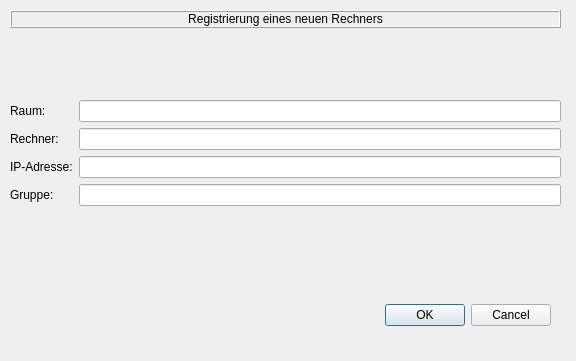
This is linbo_gui/registrierungsdialog.ui in linuxmuster/linuxmuster-linbo as Qt 5 draws it before an edit. The edited form follows.
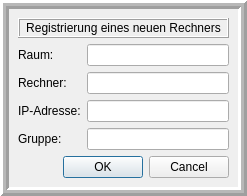
This is the edited form.

Commit message: remove linboRegisterBox, add registrierungsdialog changes

What changed in the file:
```diff
--- a/linbo_gui/registrierungsdialog.ui
+++ b/linbo_gui/registrierungsdialog.ui
@@ -6,39 +6,44 @@
    <rect>
     <x>0</x>
     <y>0</y>
-    <width>576</width>
-    <height>361</height>
+    <width>247</width>
+    <height>196</height>
    </rect>
   </property>
   <property name="windowTitle">
    <string>Dialog</string>
   </property>
-  <widget class="QDialogButtonBox" name="buttonBox">
-   <property name="geometry">
-    <rect>
-     <x>20</x>
-     <y>280</y>
-     <width>531</width>
-     <height>71</height>
-    </rect>
-   </property>
-   <property name="orientation">
-    <enum>Qt::Horizontal</enum>
-   </property>
-   <property name="standardButtons">
-    <set>QDialogButtonBox::Cancel|QDialogButtonBox::Ok</set>
-   </property>
-  </widget>
-  <widget class="QWidget" name="verticalLayoutWidget">
-   <property name="geometry">
-    <rect>
-     <x>10</x>
-     <y>10</y>
-     <width>551</width>
-     <height>261</height>
-    </rect>
-   </property>
    <layout class="QVBoxLayout" name="verticalLayout">
+   <property name="spacing">
+    <number>0</number>
+   </property>
+   <property name="leftMargin">
+    <number>0</number>
+   </property>
+   <property name="topMargin">
+    <number>0</number>
+   </property>
+   <property name="rightMargin">
+    <number>0</number>
+   </property>
+   <property name="bottomMargin">
+    <number>0</number>
+   </property>
+   <item>
+    <widget class="QFrame" name="frame">
+     <property name="frameShape">
+      <enum>QFrame::Box</enum>
+     </property>
+     <property name="frameShadow">
+      <enum>QFrame::Raised</enum>
+     </property>
+     <property name="lineWidth">
+      <number>3</number>
+     </property>
+     <property name="midLineWidth">
+      <number>3</number>
+     </property>
+     <layout class="QVBoxLayout" name="verticalLayout_2">
     <item>
      <widget class="QLabel" name="label">
       <property name="frameShape">
@@ -57,76 +62,90 @@
     </item>
     <item>
      <layout class="QFormLayout" name="formLayout">
-      <item row="1" column="0">
+        <item row="0" column="0">
        <widget class="QLabel" name="label_2">
         <property name="text">
          <string>Raum:</string>
         </property>
        </widget>
       </item>
-      <item row="2" column="0">
+        <item row="0" column="1">
+         <widget class="QLineEdit" name="raum">
+          <property name="minimumSize">
+           <size>
+            <width>140</width>
+            <height>0</height>
+           </size>
+          </property>
+         </widget>
+        </item>
+        <item row="1" column="0">
        <widget class="QLabel" name="label_3">
         <property name="text">
          <string>Rechner:</string>
         </property>
        </widget>
       </item>
-      <item row="3" column="0">
+        <item row="1" column="1">
+         <widget class="QLineEdit" name="rechner">
+          <property name="minimumSize">
+           <size>
+            <width>140</width>
+            <height>0</height>
+           </size>
+          </property>
+         </widget>
+        </item>
+        <item row="2" column="0">
        <widget class="QLabel" name="label_4">
         <property name="text">
          <string>IP-Adresse:</string>
         </property>
        </widget>
       </item>
-      <item row="4" column="0">
+        <item row="2" column="1">
+         <widget class="QLineEdit" name="ip">
+          <property name="minimumSize">
+           <size>
+            <width>140</width>
+            <height>0</height>
+           </size>
+          </property>
+         </widget>
+        </item>
+        <item row="3" column="0">
        <widget class="QLabel" name="label_5">
         <property name="text">
          <string>Gruppe:</string>
         </property>
        </widget>
       </item>
-      <item row="1" column="1">
-       <widget class="QLineEdit" name="raum"/>
-      </item>
-      <item row="2" column="1">
-       <widget class="QLineEdit" name="rechner"/>
-      </item>
       <item row="3" column="1">
-       <widget class="QLineEdit" name="ip"/>
-      </item>
-      <item row="4" column="1">
-       <widget class="QLineEdit" name="gruppe"/>
-      </item>
-      <item row="0" column="1">
-       <spacer name="verticalSpacer">
-        <property name="orientation">
-         <enum>Qt::Vertical</enum>
-        </property>
-        <property name="sizeHint" stdset="0">
+         <widget class="QLineEdit" name="gruppe">
+          <property name="minimumSize">
          <size>
-          <width>20</width>
-          <height>40</height>
-         </size>
-        </property>
-       </spacer>
-      </item>
-      <item row="5" column="1">
-       <spacer name="verticalSpacer_2">
+            <width>140</width>
+            <height>0</height>
+           </size>
+          </property>
+         </widget>
+        </item>
+       </layout>
+      </item>
+      <item>
+       <widget class="QDialogButtonBox" name="buttonBox">
         <property name="orientation">
-         <enum>Qt::Vertical</enum>
+         <enum>Qt::Horizontal</enum>
         </property>
-        <property name="sizeHint" stdset="0">
-         <size>
-          <width>20</width>
-          <height>40</height>
-         </size>
+        <property name="standardButtons">
+         <set>QDialogButtonBox::Cancel|QDialogButtonBox::Ok</set>
         </property>
-       </spacer>
+       </widget>
       </item>
      </layout>
-    </item>
-   </layout>
-  </widget>
+    </widget>
+   </item>
+  </layout>
  </widget>
  <resources/>
  <connections>
```
Lines whose indentation alone changed are shown as unchanged. The commit also changes 5 other files.
